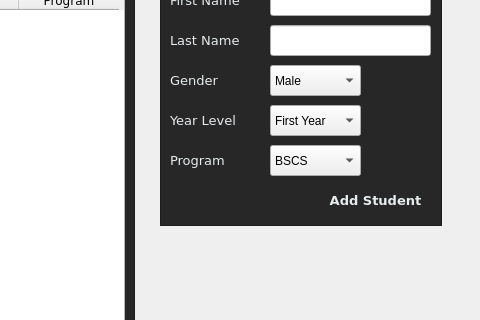
Before: the Qt Designer form main_screen.ui in brexer/ccc151-ssis, drawn with Qt 5; both pictures show x 675 to 1155 and y 150 to 470 of the 1155 by 600 pixel window.
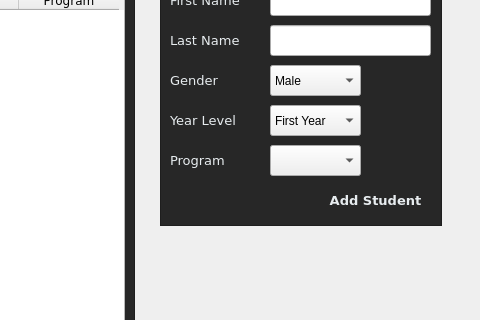
After: the same form once the commit is applied. The open tabs and pages were chosen to show the change. Icons and pictures are not drawn.

Commit message: connected add college and program to combobox options

The edit to the form file:
```diff
--- a/main_screen.ui
+++ b/main_screen.ui
@@ -876,16 +876,6 @@
                        <height>31</height>
                       </rect>
                      </property>
-                     <item>
-                      <property name="text">
-                       <string>BSCS</string>
-                      </property>
-                     </item>
-                     <item>
-                      <property name="text">
-                       <string>BSIT</string>
-                      </property>
-                     </item>
                     </widget>
                     <widget class="QComboBox" name="comboBox_17">
                      <property name="geometry">
```
Left out of the diff: 7 changed lines with no effect on the pictures. The commit also changes 7 other files.
